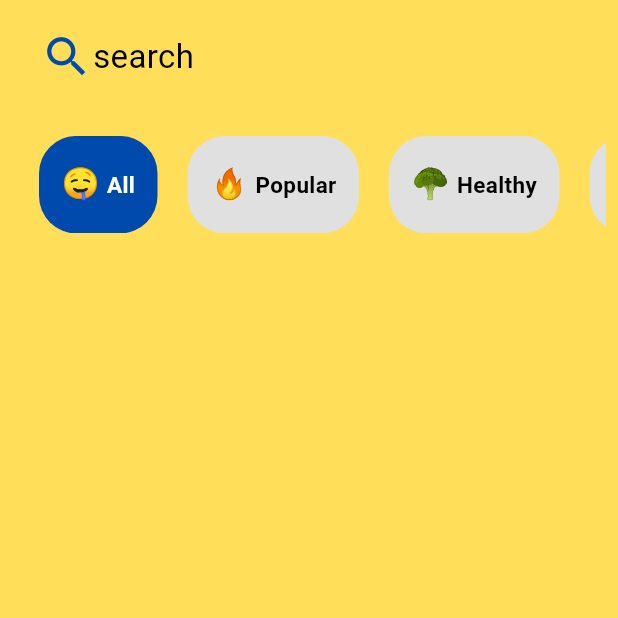
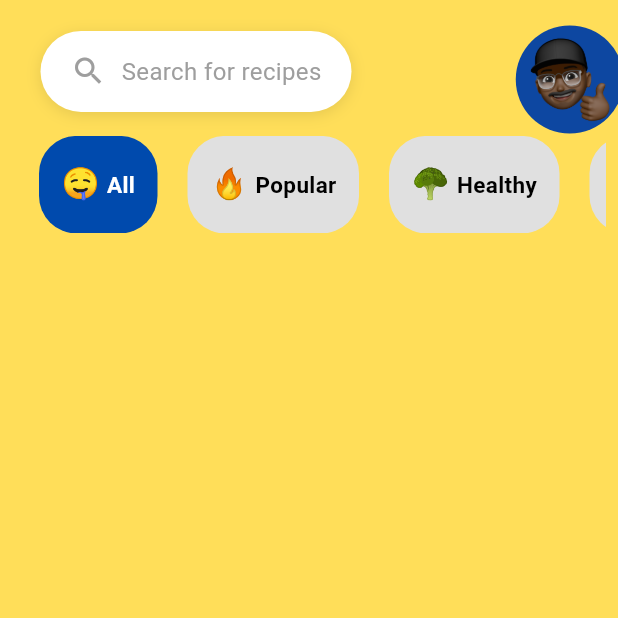
Before and after one commit to Sumanmali019/recipe_app, a Flutter app: the HomeScreen screen opened by its route, on a phone screen of 412 x 824 dp, the top half of it. Run offline on Flutter 3.47's test engine with Material 3 defaults, Android fonts, the phone set to English and light mode, and no system bars; drawn by our look-alikes of flutter_animate; our stand-ins replace cached_network_image, cloud_firestore, firebase_core, flex_color_scheme, get, google_fonts and 4 more; missing offline and left inert: flutter_inappwebview; accounts and stored records are empty; Roboto replaces fonts that are missing (Alice).

Commit message:
new_chnages

```diff
--- a/lib/presentation/home/home.screen.dart
+++ b/lib/presentation/home/home.screen.dart
@@ -2,6 +2,7 @@ import 'package:flutter/material.dart';
 import 'package:flutter_animate/flutter_animate.dart';
 
 import 'package:get/get.dart';
+import 'package:recepi_application/presentation/home/home_widget/animated_avitar.dart';
 import 'package:recepi_application/presentation/home/home_widget/animated_search.dart';
 import 'package:recepi_application/presentation/home/home_widget/catgeory_widgets.dart';
 import 'package:recepi_application/presentation/home/home_widget/animated_recepiwidget.dart';
@@ -25,12 +26,12 @@ class HomeScreen extends GetView<HomeController> {
 
       return Stack(
         children: [
-          // AnimatedAvatarWidget(
-          //   constraints: constraints,
-          //   avatarWaitingDuration: avatarWaitingDuration,
-          //   avatarPlayDuration: avatarPlayDuration,
-          // ),
-          AnimatedNameWidget(
+          AnimatedAvatarWidget(
+            constraints: constraints,
+            // avatarWaitingDuration: avatarWaitingDuration,
+            // avatarPlayDuration: avatarPlayDuration,
+          ),
+          AnimatedsearchWidget(
             constraints: constraints,
             namePlayDuration: namePlayDuration,
             nameDelayDuration: nameDelayDuration,
--- a/lib/presentation/home/home_widget/animated_avitar.dart
+++ b/lib/presentation/home/home_widget/animated_avitar.dart
@@ -2,17 +2,19 @@
 
 import 'package:flutter/material.dart';
 import 'package:flutter_animate/flutter_animate.dart';
+import 'package:get/get.dart';
 
 import '../../../const_assets/assets.dart';
+import '../../login/login.screen.dart';
 
 class AnimatedAvatarWidget extends StatelessWidget {
-  final Duration avatarPlayDuration;
-  final Duration avatarWaitingDuration;
+  // final Duration avatarPlayDuration;
+  // final Duration avatarWaitingDuration;
   final BoxConstraints constraints;
   const AnimatedAvatarWidget({
     Key? key,
-    required this.avatarPlayDuration,
-    required this.avatarWaitingDuration,
+    // required this.avatarPlayDuration,
+    // required this.avatarWaitingDuration,
     required this.constraints,
   }) : super(key: key);
 
@@ -20,19 +22,23 @@ class AnimatedAvatarWidget extends StatelessWidget {
   Widget build(BuildContext context) {
     return Positioned(
       top: 215,
-      left: constraints.maxWidth * 0.55,
+      left: constraints.maxWidth * 0.52,
       child: CircleAvatar(
         radius: 18,
         backgroundColor: Colors.blue.shade900,
-        child: Image.asset(Assets.profileImage),
+        child: InkWell(
+            onTap: () {
+              Get.toNamed('/login');
+            },
+            child: Image.asset(Assets.profileImage)),
       )
           .animate()
           .scaleXY(
               begin: 0,
               end: 2,
-              duration: avatarPlayDuration,
+              // duration: avatarPlayDuration,
               curve: Curves.easeInOutSine)
-          .then(delay: avatarWaitingDuration)
+          // .then(delay: 0)
           .slide(begin: Offset.zero, end: const Offset(4.1, -5)),
     );
   }
--- a/lib/presentation/home/home_widget/animated_search.dart
+++ b/lib/presentation/home/home_widget/animated_search.dart
@@ -3,11 +3,11 @@ import 'package:flutter_animate/flutter_animate.dart';
 import 'package:get/get.dart';
 import 'package:recepi_application/const_assets/theme/app_colors.dart';
 
-class AnimatedNameWidget extends StatelessWidget {
+class AnimatedsearchWidget extends StatelessWidget {
   final Duration namePlayDuration;
   final Duration nameDelayDuration;
   final BoxConstraints constraints;
-  const AnimatedNameWidget({
+  const AnimatedsearchWidget({
     super.key,
     required this.namePlayDuration,
     required this.nameDelayDuration,
@@ -23,19 +23,39 @@ class AnimatedNameWidget extends StatelessWidget {
         onTap: () {
           Get.toNamed('/search');
         },
-        child: const Row(
+        child: Row(
           children: [
-            Icon(
-              Icons.search,
-              size: 35,
-              color: AppColors.bluecolur,
-              weight: 50,
-              opticalSize: 50,
+            Container(
+              padding:
+                  const EdgeInsets.symmetric(horizontal: 20.0, vertical: 15.0),
+              decoration: BoxDecoration(
+                color: Colors.white,
+                borderRadius: BorderRadius.circular(30.0),
+                boxShadow: [
+                  BoxShadow(
+                    color: Colors.black.withOpacity(0.1),
+                    blurRadius: 8,
+                    offset: const Offset(0, 2),
+                  ),
+                ],
+              ),
+              child: const Row(
+                children: [
+                  Icon(
+                    Icons.search,
+                    color: Colors.grey,
+                  ),
+                  SizedBox(width: 10),
+                  Text(
+                    'Search for recipes',
+                    style: TextStyle(
+                      fontSize: 16,
+                      color: Colors.grey,
+                    ),
+                  ),
+                ],
+              ),
             ),
-            Text(
-              "search",
-              style: TextStyle(fontSize: 22, color: Colors.black),
-            )
           ],
         ),
       )
```
